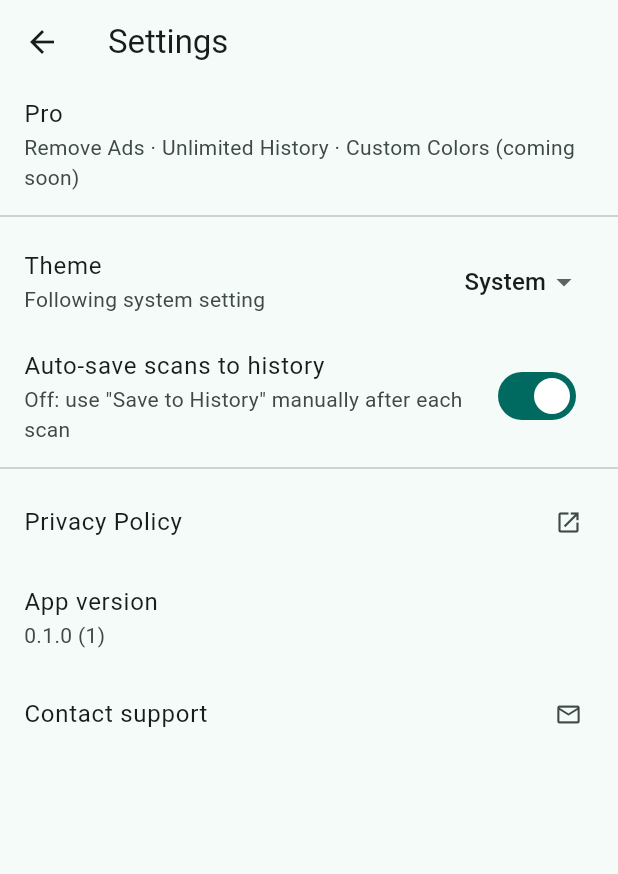
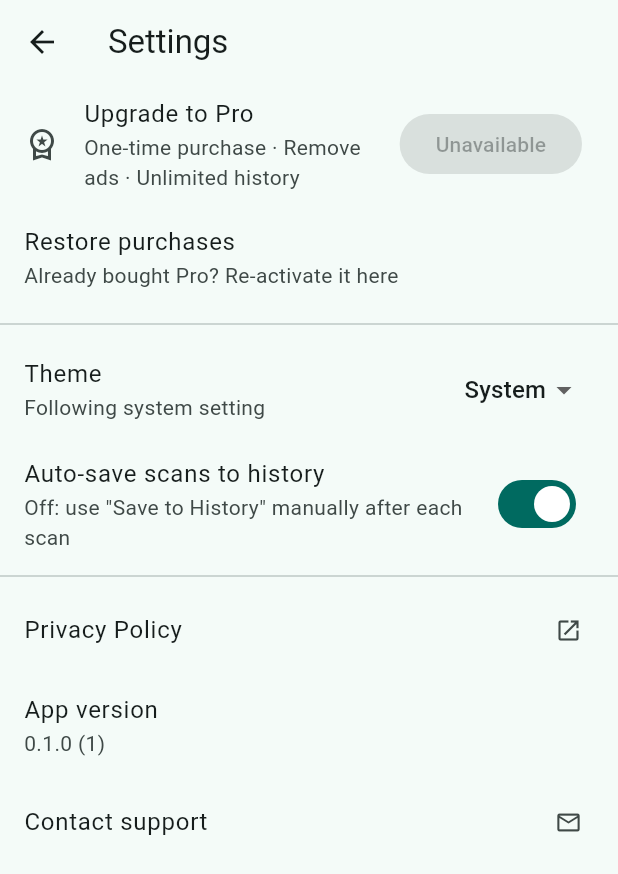
Before and after one commit to gauravkumarit8/QR-Barcode-Toolkit, a Flutter app: the screen it shows after launch, after a tap on the "settings" icon, on a phone screen of 412 x 824 dp. Shown: the top 874 px of the screen. Run offline on Flutter 3.47's test engine with Material 3 defaults, Android fonts, the phone set to English and light mode, and no system bars; our stand-ins replace barcode_widget, google_mobile_ads, image_gallery_saver, in_app_purchase, package_info_plus, permission_handler and 3 more; missing offline and left inert: mobile_scanner; statements that could not run were skipped.

Commit message:
Pro purchase flow (in_app_purchase), restore purchases, Play Console guide

```diff
--- a/lib/main.dart
+++ b/lib/main.dart
@@ -5,6 +5,7 @@ import 'screens/history_screen.dart';
 import 'screens/settings_screen.dart';
 import 'services/ad_service.dart';
 import 'services/pro_service.dart';
+import 'services/purchase_service.dart';
 import 'services/settings_service.dart';
 import 'widgets/banner_ad_widget.dart';
 
@@ -24,6 +25,7 @@ void main() async {
   themeModeNotifier.value = await settings.getThemeMode();
   autoSaveScansNotifier.value = await settings.getAutoSaveScans();
   await ProService.load();
+  PurchaseService.init();
   runApp(const QrBarcodeToolkitApp());
 }
 
--- a/lib/screens/settings_screen.dart
+++ b/lib/screens/settings_screen.dart
@@ -4,6 +4,7 @@ import 'package:url_launcher/url_launcher.dart';
 import '../main.dart' show themeModeNotifier, autoSaveScansNotifier;
 import '../services/ad_service.dart';
 import '../services/pro_service.dart';
+import '../services/purchase_service.dart';
 import '../services/settings_service.dart';
 
 class SettingsScreen extends StatefulWidget {
@@ -25,6 +26,21 @@ class _SettingsScreenState extends State<SettingsScreen> {
   void initState() {
     super.initState();
     _load();
+    PurchaseService.loadProduct();
+    PurchaseService.message.addListener(_showPurchaseMessage);
+  }
+
+  @override
+  void dispose() {
+    PurchaseService.message.removeListener(_showPurchaseMessage);
+    super.dispose();
+  }
+
+  void _showPurchaseMessage() {
+    final msg = PurchaseService.message.value;
+    if (msg == null || !mounted) return;
+    ScaffoldMessenger.of(context).showSnackBar(SnackBar(content: Text(msg)));
+    PurchaseService.message.value = null;
   }
 
   Future<void> _load() async {
@@ -49,9 +65,41 @@ class _SettingsScreenState extends State<SettingsScreen> {
           ? const Center(child: CircularProgressIndicator())
           : ListView(
               children: [
-                const ListTile(
-                  title: Text('Pro'),
-                  subtitle: Text('Remove Ads · Unlimited History · Custom Colors (coming soon)'),
+                ListenableBuilder(
+                  listenable: Listenable.merge([
+                    ProService.isPro,
+                    PurchaseService.product,
+                    PurchaseService.busy,
+                  ]),
+                  builder: (context, _) {
+                    if (ProService.isPro.value) {
+                      return const ListTile(
+                        leading: Icon(Icons.verified_outlined),
+                        title: Text('Pro unlocked'),
+                        subtitle: Text('Ads removed · Unlimited history'),
+                      );
+                    }
+                    final product = PurchaseService.product.value;
+                    final busy = PurchaseService.busy.value;
+                    return Column(
+                      children: [
+                        ListTile(
+                          leading: const Icon(Icons.workspace_premium_outlined),
+                          title: const Text('Upgrade to Pro'),
+                          subtitle: const Text('One-time purchase · Remove ads · Unlimited history'),
+                          trailing: FilledButton(
+                            onPressed: (product == null || busy) ? null : PurchaseService.buyPro,
+                            child: Text(busy ? '…' : (product?.price ?? 'Unavailable')),
+                          ),
+                        ),
+                        ListTile(
+                          title: const Text('Restore purchases'),
+                          subtitle: const Text('Already bought Pro? Re-activate it here'),
+                          onTap: busy ? null : PurchaseService.restore,
+                        ),
+                      ],
+                    );
+                  },
                 ),
                 const Divider(),
                 ValueListenableBuilder<ThemeMode>(
--- /dev/null
+++ b/lib/services/purchase_service.dart
@@ -0,0 +1,116 @@
+import 'dart:async';
+import 'package:flutter/foundation.dart';
+import 'package:in_app_purchase/in_app_purchase.dart';
+import 'pro_service.dart';
+
+/// One-time "Pro" unlock via Google Play Billing (non-consumable product).
+///
+/// The product ID below must exist in Play Console → Monetize → In-app
+/// products, as a one-time (managed) product, with status Active.
+///
+/// Trade-off (deliberate, for a low-maintenance app): purchases are trusted
+/// on-device with no server-side receipt verification. That means no backend
+/// to run, at the cost of being easier to bypass on a rooted device.
+class PurchaseService {
+  static const proProductId = 'pro_unlock';
+
+  static final ValueNotifier<ProductDetails?> product = ValueNotifier(null);
+  static final ValueNotifier<bool> busy = ValueNotifier(false);
+
+  /// One-shot user-facing message (the Settings screen shows it and clears it).
+  static final ValueNotifier<String?> message = ValueNotifier(null);
+
+  static final InAppPurchase _iap = InAppPurchase.instance;
+  static StreamSubscription<List<PurchaseDetails>>? _sub;
+
+  /// Call once at startup. The purchase stream MUST be listened to from app
+  /// launch so purchases that complete later (pending payments, or ones made
+  /// outside the app) are delivered and acknowledged.
+  static void init() {
+    _sub ??= _iap.purchaseStream.listen(
+      _onPurchases,
+      onError: (_) {
+        busy.value = false;
+        message.value = 'Purchase service error. Please try again.';
+      },
+    );
+  }
+
+  /// Fetches the product (and localized price) from Google Play.
+  static Future<void> loadProduct() async {
+    if (product.value != null) return;
+    try {
+      if (!await _iap.isAvailable()) return;
+      final response = await _iap.queryProductDetails({proProductId});
+      if (response.productDetails.isNotEmpty) {
+        product.value = response.productDetails.first;
+      }
+    } catch (_) {
+      // Leave product null; the UI shows the buy button as unavailable.
+    }
+  }
+
+  static Future<void> buyPro() async {
+    final details = product.value;
+    if (details == null || busy.value) return;
+    busy.value = true;
+    try {
+      final started = await _iap.buyNonConsumable(
+        purchaseParam: PurchaseParam(productDetails: details),
+      );
+      if (!started) busy.value = false;
+    } catch (_) {
+      busy.value = false;
+      message.value = 'Could not start the purchase. Please try again.';
+    }
+  }
+
+  static Future<void> restore() async {
+    if (busy.value) return;
+    busy.value = true;
+    try {
+      await _iap.restorePurchases();
+      // Restored purchases arrive through the purchase stream. If none do,
+      // tell the user instead of leaving them wondering.
+      await Future.delayed(const Duration(seconds: 6));
+      if (!ProService.isPro.value) {
+        message.value = 'No previous Pro purchase found on this Google account.';
+      }
+    } catch (_) {
+      message.value = 'Could not restore purchases. Please try again.';
+    } finally {
+      busy.value = false;
+    }
+  }
+
+  static Future<void> _onPurchases(List<PurchaseDetails> purchases) async {
+    for (final p in purchases) {
+      if (p.productID == proProductId) {
+        switch (p.status) {
+          case PurchaseStatus.pending:
+            busy.value = true;
+            break;
+          case PurchaseStatus.purchased:
+          case PurchaseStatus.restored:
+            await ProService.setPro(true);
+            busy.value = false;
+            message.value = 'Pro unlocked. Thank you!';
+            break;
+          case PurchaseStatus.error:
+            busy.value = false;
+            message.value = p.error?.message ?? 'Purchase failed.';
+            break;
+          case PurchaseStatus.canceled:
+            busy.value = false;
+            break;
+        }
+      }
+      // Must be called for every finished purchase; on Android this
+      // acknowledges it. Unacknowledged purchases are auto-refunded by
+      // Google after 3 days.
+      if (p.pendingCompletePurchase) {
+        await _iap.completePurchase(p);
+      }
+    }
+  }
+}
--- a/pubspec.yaml
+++ b/pubspec.yaml
@@ -36,6 +36,9 @@ dependencies:
   # Opening scanned links safely
   url_launcher: ^6.3.0
 
+  # One-time Pro purchase (Google Play Billing)
+  in_app_purchase: ^3.2.0
+
   # App version display in Settings
   package_info_plus: ^8.0.0
 
```
Also changed, not shown: 2 other files.
